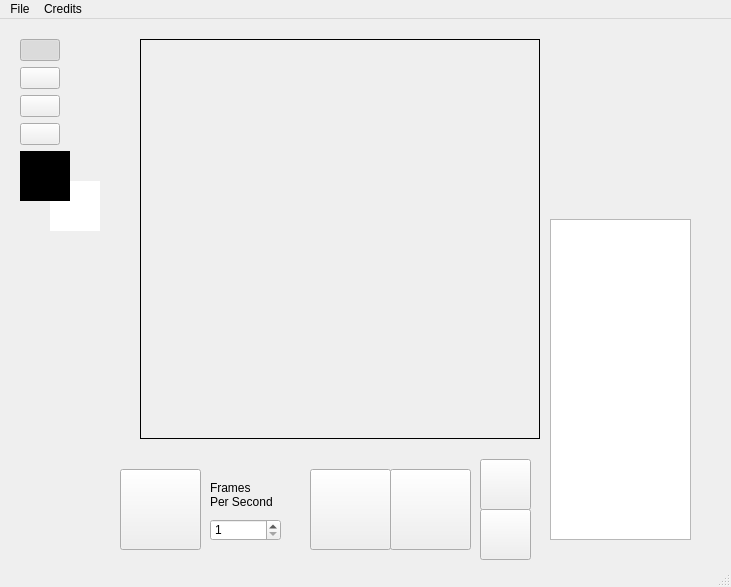
The window that PixelEditor/mainwindow.ui (University-of-Utah-CS3505/a7-sprite-editor-s22-Anudlok) describes before a commit, drawn with Qt 5.
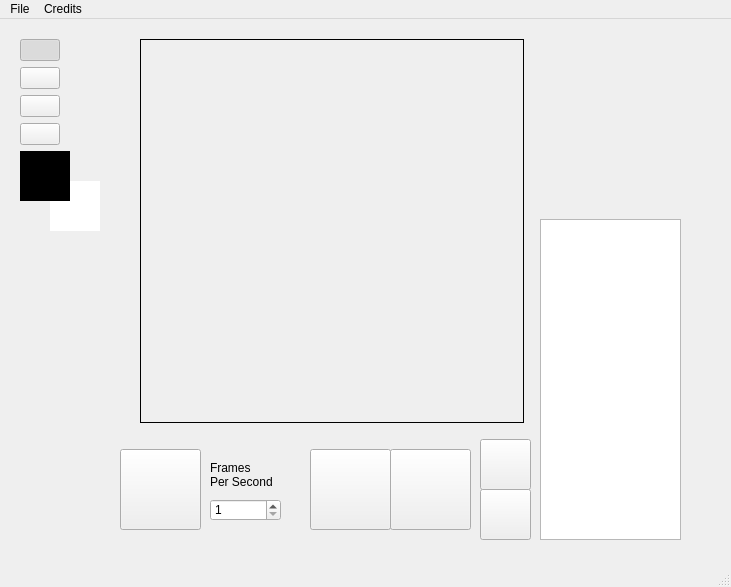
The same window after the commit. Icons and pictures are not drawn.

Commit message: Made drawing screen scale to 128

```diff
--- a/PixelEditor/mainwindow.ui
+++ b/PixelEditor/mainwindow.ui
@@ -297,7 +297,7 @@
     </property>
     <property name="geometry">
      <rect>
-      <x>550</x>
+      <x>540</x>
       <y>200</y>
       <width>141</width>
       <height>321</height>
@@ -321,8 +321,8 @@
      <rect>
       <x>140</x>
       <y>20</y>
-      <width>400</width>
-      <height>400</height>
+      <width>384</width>
+      <height>384</height>
      </rect>
     </property>
     <property name="toolTip">
@@ -348,7 +348,7 @@
     <property name="geometry">
      <rect>
       <x>120</x>
-      <y>450</y>
+      <y>430</y>
       <width>81</width>
       <height>81</height>
      </rect>
@@ -377,7 +377,7 @@
     <property name="geometry">
      <rect>
       <x>390</x>
-      <y>450</y>
+      <y>430</y>
       <width>81</width>
       <height>81</height>
      </rect>
@@ -406,7 +406,7 @@
     <property name="geometry">
      <rect>
       <x>310</x>
-      <y>450</y>
+      <y>430</y>
       <width>81</width>
       <height>81</height>
      </rect>
@@ -438,7 +438,7 @@
     <property name="geometry">
      <rect>
       <x>480</x>
-      <y>440</y>
+      <y>420</y>
       <width>51</width>
       <height>51</height>
      </rect>
@@ -467,7 +467,7 @@
     <property name="geometry">
      <rect>
       <x>480</x>
-      <y>490</y>
+      <y>470</y>
       <width>51</width>
       <height>51</height>
      </rect>
@@ -499,7 +499,7 @@
     <property name="geometry">
      <rect>
       <x>210</x>
-      <y>500</y>
+      <y>480</y>
       <width>71</width>
       <height>22</height>
      </rect>
@@ -521,7 +521,7 @@
     <property name="geometry">
      <rect>
       <x>210</x>
-      <y>460</y>
+      <y>440</y>
       <width>71</width>
       <height>31</height>
      </rect>
```
The commit also changes 5 other files.
